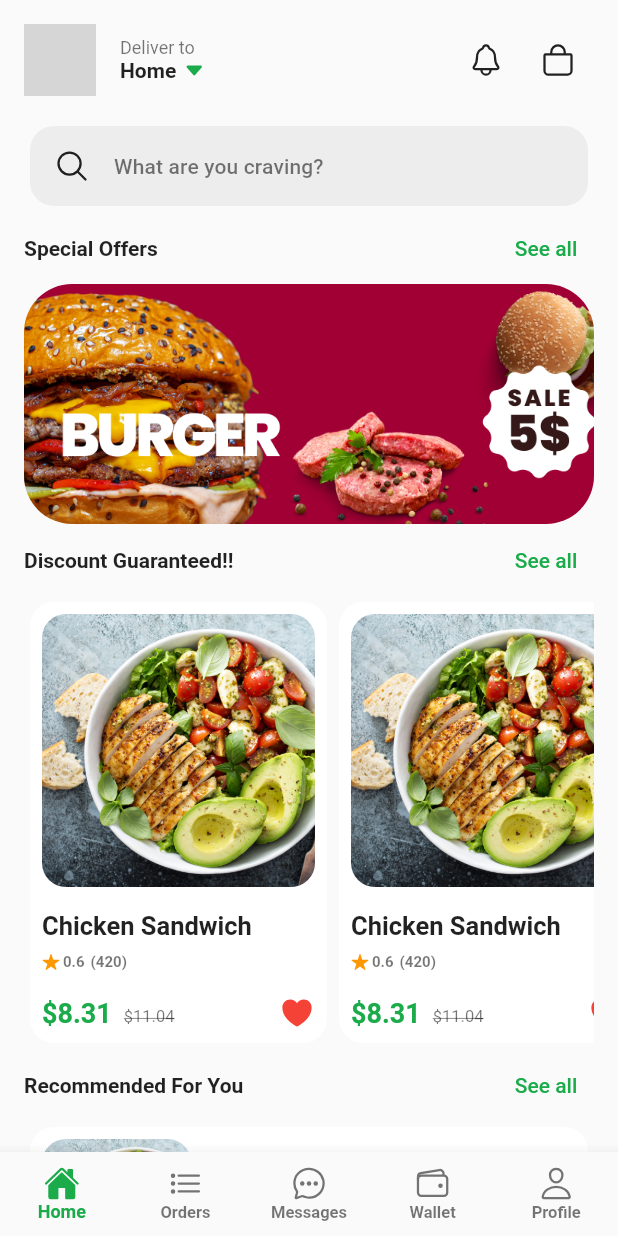
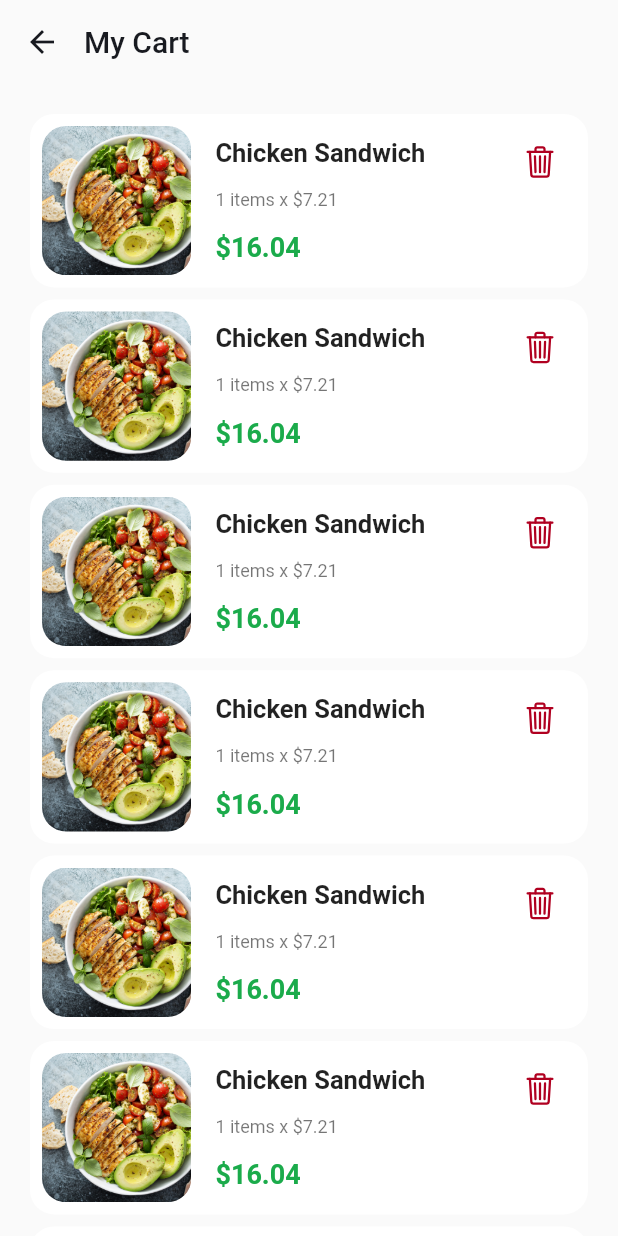
Before and after one commit to devShakib015/mise, a Flutter app: the screen it shows after launch, after a tap on an icon or button, on a phone screen of 412 x 824 dp. Run offline on Flutter 3.47's test engine with Material 2 defaults, Android fonts, the phone set to English and light mode, and no system bars; drawn by our look-alikes of card_swiper; our stand-ins replace cached_network_image, easy_localization, intl_phone_number_input, ionicons; network calls fail; grey boxes are pictures that could not be loaded.

Commit message:
Cart Page!

```diff
--- /dev/null
+++ b/customer_app/lib/views/home/cart_page.dart
@@ -0,0 +1,24 @@
+import 'package:customer_app/helpers/theme_constants.dart';
+import 'package:customer_app/widgets/food_item_tiles.dart';
+import 'package:flutter/material.dart';
+
+class CartPage extends StatelessWidget {
+  const CartPage({super.key});
+
+  @override
+  Widget build(BuildContext context) {
+    return Scaffold(
+      appBar: AppBar(
+        title: const Text('My Cart'),
+      ),
+      body: SingleChildScrollView(
+        padding: const EdgeInsets.all(ThemeConstant.defaultPadding),
+        child: Column(
+          children: [
+            for (var i = 0; i < 10; i++) const CartItemListTile(),
+          ],
+        ),
+      ),
+    );
+  }
+}
--- a/customer_app/lib/views/home/components/home_page_top_bar.dart
+++ b/customer_app/lib/views/home/components/home_page_top_bar.dart
@@ -1,5 +1,7 @@
 import 'package:cached_network_image/cached_network_image.dart';
 import 'package:customer_app/helpers/theme_constants.dart';
+import 'package:customer_app/views/home/cart_page.dart';
+import 'package:customer_app/views/home/notification_page.dart';
 import 'package:customer_app/widgets/custom_spacer.dart';
 import 'package:flutter/material.dart';
 import 'package:ionicons/ionicons.dart';
@@ -47,8 +49,21 @@ class HomePageTopBar extends StatelessWidget {
         ),
         const DefaultHorizontalSpacer(),
         IconButton(
-            onPressed: () {}, icon: const Icon(Ionicons.notifications_outline)),
-        IconButton(onPressed: () {}, icon: const Icon(Ionicons.bag_outline)),
+          onPressed: () {
+            Navigator.push(
+                context,
+                MaterialPageRoute(
+                    builder: (context) => const NotificationPage()));
+          },
+          icon: const Icon(Ionicons.notifications_outline),
+        ),
+        IconButton(
+          onPressed: () {
+            Navigator.push(context,
+                MaterialPageRoute(builder: (context) => const CartPage()));
+          },
+          icon: const Icon(Ionicons.bag_outline),
+        ),
       ],
     );
   }
--- /dev/null
+++ b/customer_app/lib/views/home/notification_page.dart
@@ -0,0 +1,17 @@
+import 'package:flutter/material.dart';
+
+class NotificationPage extends StatelessWidget {
+  const NotificationPage({super.key});
+
+  @override
+  Widget build(BuildContext context) {
+    return Scaffold(
+      appBar: AppBar(
+        title: const Text('Notification'),
+      ),
+      body: ListView(
+        children: [],
+      ),
+    );
+  }
+}
--- a/customer_app/lib/views/profile/components/notification_page.dart
+++ b/customer_app/lib/views/profile/components/notification_settings_page.dart
@@ -2,14 +2,14 @@ import 'package:flutter/material.dart';
 import 'package:flutter/src/widgets/container.dart';
 import 'package:flutter/src/widgets/framework.dart';
 
-class NotificationPage extends StatelessWidget {
-  const NotificationPage({super.key});
+class NotificationSettingsPage extends StatelessWidget {
+  const NotificationSettingsPage({super.key});
 
   @override
   Widget build(BuildContext context) {
     return Scaffold(
       appBar: AppBar(
-        title: const Text('Notification'),
+        title: const Text('Notification Settings'),
       ),
       body: ListView(
         children: [],
--- a/customer_app/lib/views/profile/profile_page.dart
+++ b/customer_app/lib/views/profile/profile_page.dart
@@ -6,7 +6,8 @@ import 'package:customer_app/views/profile/components/edit_profile_page.dart';
 import 'package:customer_app/views/profile/components/invite_friends.dart';
 import 'package:customer_app/views/profile/components/language_page.dart';
 import 'package:customer_app/views/profile/components/my_favorite_foods_page.dart';
-import 'package:customer_app/views/profile/components/notification_page.dart';
+import 'package:customer_app/views/home/notification_page.dart';
+import 'package:customer_app/views/profile/components/notification_settings_page.dart';
 import 'package:customer_app/views/profile/components/payment_methods_page.dart';
 import 'package:customer_app/views/profile/components/security_page.dart';
 import 'package:customer_app/widgets/custom_dialogs.dart';
@@ -102,7 +103,7 @@ class ProfilePage extends StatelessWidget {
               title: 'Notifications',
               onTap: () {
                 Navigator.of(context).push(MaterialPageRoute(
-                    builder: (context) => const NotificationPage()));
+                    builder: (context) => const NotificationSettingsPage()));
               },
             ),
             //Security
--- a/customer_app/lib/widgets/food_item_tiles.dart
+++ b/customer_app/lib/widgets/food_item_tiles.dart
@@ -1,4 +1,5 @@
 import 'dart:math';
+
 import 'package:customer_app/helpers/app_constants.dart';
 import 'package:customer_app/helpers/images.dart';
 import 'package:customer_app/helpers/theme_constants.dart';
@@ -205,3 +206,73 @@ class FoodItemListTile extends StatelessWidget {
     );
   }
 }
+
+class CartItemListTile extends StatelessWidget {
+  const CartItemListTile({
+    Key? key,
+  }) : super(key: key);
+
+  @override
+  Widget build(BuildContext context) {
+    double cardHeight = MediaQuery.of(context).size.width * 0.3;
+
+    return SizedBox(
+      height: cardHeight,
+      child: Card(
+        child: Padding(
+          padding: const EdgeInsets.all(ThemeConstant.defaultPadding / 2),
+          child: Row(
+            crossAxisAlignment: CrossAxisAlignment.start,
+            children: [
+              ClipRRect(
+                borderRadius:
+                    BorderRadius.circular(ThemeConstant.defaultRadius),
+                child: Image.asset(
+                  Images.foodItems[Random().nextInt(Images.foodItems.length)],
+                  fit: BoxFit.cover,
+                ),
+              ),
+              const DefaultHorizontalSpacer(),
+              Expanded(
+                child: Column(
+                  crossAxisAlignment: CrossAxisAlignment.start,
+                  children: [
+                    const DefaultVerticalSpacer(isHalf: true),
+                    Text(
+                      foodItemNames[Random().nextInt(foodItemNames.length)],
+                      maxLines: 2,
+                      overflow: TextOverflow.ellipsis,
+                      style: Theme.of(context)
+                          .textTheme
+                          .bodyText1!
+                          .copyWith(fontWeight: FontWeight.bold, fontSize: 17),
+                    ),
+                    const Spacer(),
+                    Text(
+                        "${Random().nextInt(5) + 1} items x \$${(Random().nextDouble() * 20 + 5).toStringAsFixed(2)}",
+                        style: Theme.of(context).textTheme.caption!),
+                    const Spacer(),
+                    Text(
+                      "\$${(Random().nextDouble() * 100 + 5).toStringAsFixed(2)}",
+                      style: Theme.of(context).textTheme.headline6!.copyWith(
+                            fontWeight: FontWeight.bold,
+                            fontSize: 18,
+                            color: Theme.of(context).colorScheme.primary,
+                          ),
+                    ),
+                    const DefaultVerticalSpacer(isHalf: true),
+                  ],
+                ),
+              ),
+              IconButton(
+                onPressed: () {},
+                icon: Icon(Ionicons.trash_outline,
+                    color: Theme.of(context).colorScheme.error),
+              ),
+            ],
+          ),
+        ),
+      ),
+    );
+  }
+}
```
